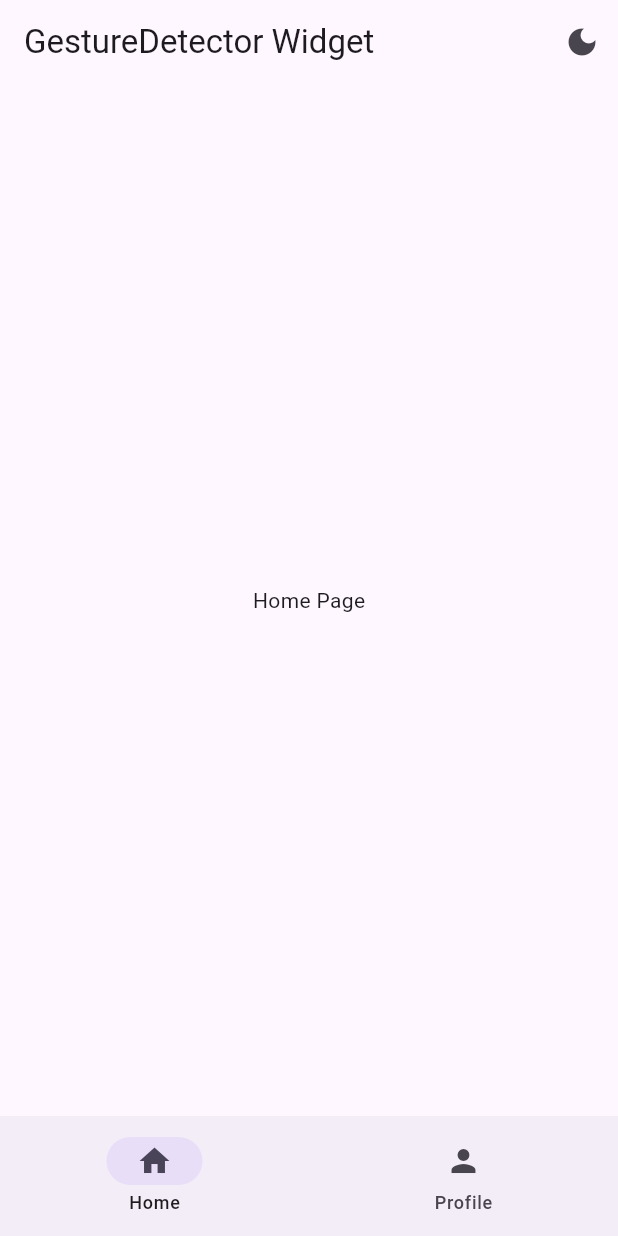
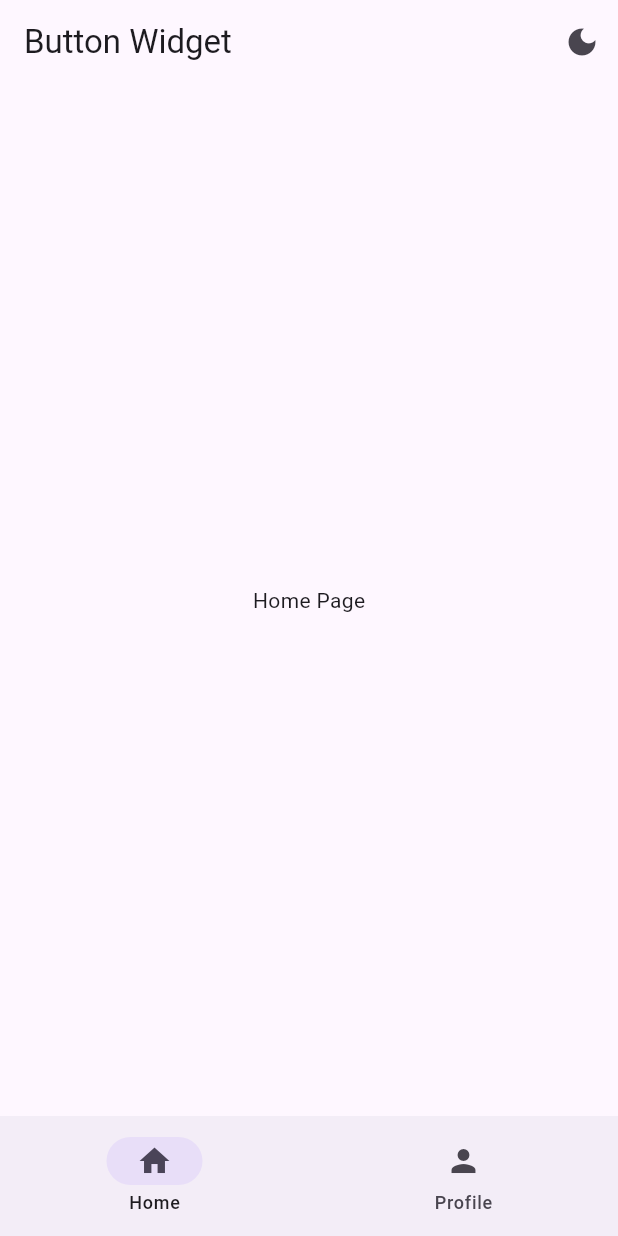
Before and after one commit to manpits/flutter, a Flutter app: the screen it shows after launch, on a phone screen of 412 x 824 dp. Run offline on Flutter 3.47's test engine with Material 3 defaults, Android fonts, the phone set to English and light mode, and no system bars.

Commit message:
030-button-widget-1740984922

```diff
--- a/lib/views/widget_tree.dart
+++ b/lib/views/widget_tree.dart
@@ -19,7 +19,7 @@ class WidgetTree extends StatelessWidget {
       builder: (context, value, child) {
         return Scaffold(
           appBar: AppBar(
-            title: const Text('GestureDetector Widget'),
+            title: const Text('Button Widget'),
             actions: [
               IconButton(
                   onPressed: () {
```
